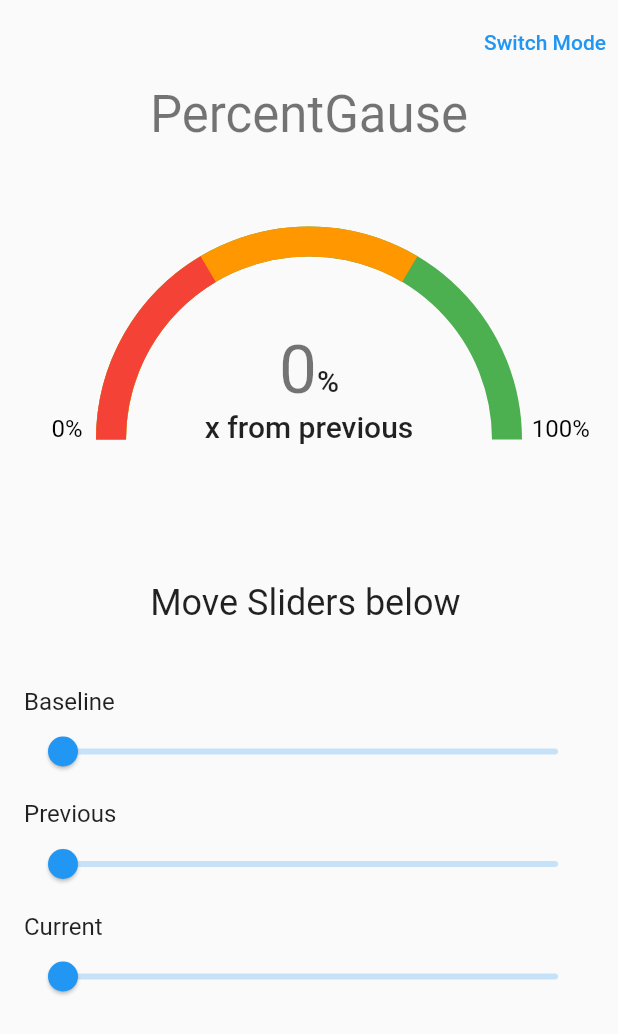
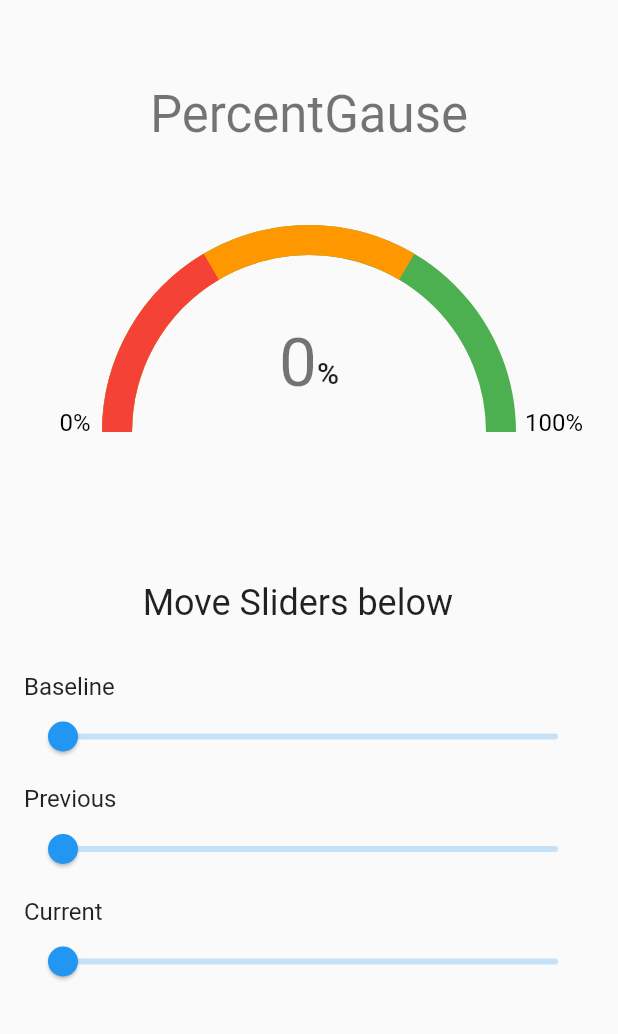
Before and after one commit to casa98/gause-ui, a Flutter app: the screen it shows after launch, on a phone screen of 412 x 824 dp. Shown: the top 1034 px of the screen. Run offline on Flutter 3.47's test engine with Material 2 defaults, Android fonts, the phone set to English and light mode, and no system bars.

Commit message:
Likely final version

```diff
--- a/lib/screens/home_page.dart
+++ b/lib/screens/home_page.dart
@@ -19,6 +19,8 @@ class _HomePageState extends State<HomePage> {
   int baselineValue = 0;
   int currentValue = 0;
   int previousValue = 0;
+  int selectedValue = 0;
+  String selectedLabel = '';
   bool usingTextfields = false;
 
   @override
@@ -46,21 +48,23 @@ class _HomePageState extends State<HomePage> {
           appBar: AppBar(
             backgroundColor: Theme.of(context).scaffoldBackgroundColor,
             elevation: 0.0,
-            actions: [
-              TextButton(
-                onPressed: () {
-                  baselineController.clear();
-                  baselineValue = 0;
-                  previousController.clear();
-                  previousValue = 0;
-                  currentController.clear();
-                  currentValue = 0;
+            // actions: [
+            //   TextButton(
+            //     onPressed: () {
+            //       baselineController.clear();
+            //       baselineValue = 0;
+            //       previousController.clear();
+            //       previousValue = 0;
+            //       currentController.clear();
+            //       currentValue = 0;
+            //       selectedLabel = '';
+            //       selectedValue = 0;
 
-                  setState(() => usingTextfields = !usingTextfields);
-                },
-                child: const Text('Switch Mode'),
-              ),
-            ],
+            //       setState(() => usingTextfields = !usingTextfields);
+            //     },
+            //     child: const Text('Switch Mode'),
+            //   ),
+            // ],
           ),
           body: SingleChildScrollView(
             physics: const BouncingScrollPhysics(),
@@ -74,7 +78,9 @@ class _HomePageState extends State<HomePage> {
                 ),
                 const SizedBox(height: 32.0),
                 CustomGauge(
-                  gaugeSize: 330,
+                  descriptionString: selectedLabel,
+                  descriptionValue: selectedValue.toString(),
+                  gaugeSize: 320,
                   segments: [
                     CustomGaugeSegment('Low', 33, Colors.red),
                     CustomGaugeSegment('Medium', 34, Colors.orange),
@@ -133,6 +139,8 @@ class _HomePageState extends State<HomePage> {
                               value: baselineValue.toDouble(),
                               onChanged: (value) {
                                 setState(() => baselineValue = value.toInt());
+                                selectedValue = value.toInt();
+                                selectedLabel = 'baseline';
                                 baselineController.text =
                                     value.toInt().toString();
                               },
@@ -149,6 +157,8 @@ class _HomePageState extends State<HomePage> {
                               value: previousValue.toDouble(),
                               onChanged: (value) {
                                 setState(() => previousValue = value.toInt());
+                                selectedValue = value.toInt();
+                                selectedLabel = 'previous';
                                 previousController.text =
                                     value.toInt().toString();
                               },
@@ -158,7 +168,19 @@ class _HomePageState extends State<HomePage> {
                             ),
                             const SizedBox(height: 8.0),
                             subtitleWidget(context),
-                            sliderWidget(),
+                            Slider.adaptive(
+                              value: currentValue.toDouble(),
+                              onChanged: (value) {
+                                setState(() => currentValue = value.toInt());
+                                selectedValue = value.toInt();
+                                selectedLabel = 'current';
+                                currentController.text =
+                                    value.toInt().toString();
+                              },
+                              min: 0,
+                              max: 100,
+                              divisions: 100,
+                            ),
                           ],
                         ),
                 ),
@@ -176,17 +198,4 @@ class _HomePageState extends State<HomePage> {
       style: Theme.of(context).textTheme.subtitle1,
     );
   }
-
-  Slider sliderWidget() {
-    return Slider.adaptive(
-      value: currentValue.toDouble(),
-      onChanged: (value) {
-        setState(() => currentValue = value.toInt());
-        currentController.text = value.toInt().toString();
-      },
-      min: 0,
-      max: 100,
-      divisions: 100,
-    );
-  }
 }
--- a/lib/widget/gause_widget.dart
+++ b/lib/widget/gause_widget.dart
@@ -44,7 +44,8 @@ class CustomGauge extends StatefulWidget {
 
   final Color needleColor;
 
-  final Widget? valueWidget;
+  final String descriptionString;
+  final String descriptionValue;
 
   final bool showBaselineMarker;
   final bool showPreviousMarker;
@@ -65,7 +66,8 @@ class CustomGauge extends StatefulWidget {
     this.previousValue,
     this.currentValue,
     this.needleColor = Colors.black,
-    this.valueWidget,
+    required this.descriptionString,
+    required this.descriptionValue,
     this.showBaselineMarker = false,
     this.showPreviousMarker = false,
     this.showCurrentMarker = false,
@@ -153,7 +155,19 @@ class _CustomGaugeState extends State<CustomGauge> {
               size: Size(widget.gaugeSize, widget.gaugeSize),
               painter: GaugeMarkerPainter(
                 '${widget.minValue}%',
-                Offset(widget.gaugeSize * -0.02, widget.gaugeSize * 0.45),
+                Offset(
+                  widget.gaugeSize * -0.02,
+                  ((widget.showBaselineMarker ||
+                              widget.showPreviousMarker ||
+                              widget.showCurrentMarker) &&
+                          (widget.baselineValue! < 4 ||
+                              widget.previousValue! < 4 ||
+                              widget.currentValue! < 4)
+
+                              )
+                      ? widget.gaugeSize * 0.51
+                      : widget.gaugeSize * 0.45,
+                ),
                 const TextStyle(
                   fontSize: 16.0,
                   color: Colors.black,
@@ -165,7 +179,14 @@ class _CustomGaugeState extends State<CustomGauge> {
               size: Size(widget.gaugeSize, widget.gaugeSize),
               painter: GaugeMarkerPainter(
                 '${widget.maxValue}%',
-                Offset(widget.gaugeSize * 0.95, widget.gaugeSize * 0.45),
+                Offset(
+                  widget.gaugeSize * 0.95,
+                  (widget.baselineValue! > 96 ||
+                          widget.previousValue! > 96 ||
+                          widget.currentValue! > 96)
+                      ? widget.gaugeSize * 0.51
+                      : widget.gaugeSize * 0.45,
+                ),
                 const TextStyle(
                   fontSize: 16.0,
                   color: Colors.black,
@@ -182,7 +203,7 @@ class _CustomGaugeState extends State<CustomGauge> {
           if (widget.showCurrentMarker)
             legendWidget(label: 'Current', localValue: localCurrentValue),
           Container(
-            height: 260,
+            height: 250,
             width: widget.gaugeSize,
             alignment: Alignment.center,
             child: Column(
@@ -193,11 +214,10 @@ class _CustomGaugeState extends State<CustomGauge> {
                   mainAxisAlignment: MainAxisAlignment.center,
                   crossAxisAlignment: CrossAxisAlignment.end,
                   children: [
-                    widget.valueWidget ??
-                        Text(
-                          localBaselineValue.toString(),
-                          style: Theme.of(context).textTheme.headline3,
-                        ),
+                    Text(
+                      widget.descriptionValue,
+                      style: Theme.of(context).textTheme.headline3,
+                    ),
                     Column(
                       children: [
                         Text(
@@ -210,7 +230,7 @@ class _CustomGaugeState extends State<CustomGauge> {
                   ],
                 ),
                 Text(
-                  'x from previous',
+                  widget.descriptionString,
                   style: Theme.of(context).textTheme.headline6,
                 ),
               ],
@@ -254,18 +274,48 @@ class _CustomGaugeState extends State<CustomGauge> {
   }
 
   Container legendWidget({required String label, int? localValue}) {
+    math.log(widget.maxValue);
+    math.log(widget.minValue);
+    final angle = (3 * math.pi / 2) +
+        ((localValue! - widget.minValue) /
+            (widget.maxValue - widget.minValue) *
+            math.pi);
     return Container(
       height: widget.gaugeSize,
       width: widget.gaugeSize,
       alignment: Alignment.center,
       child: Transform.rotate(
-        angle: (3 * math.pi / 2) +
-            ((localValue! - widget.minValue) /
-                (widget.maxValue - widget.minValue) *
-                math.pi),
+        angle: angle,
         child: Column(
           children: [
-            Text('$label: $localValue%'),
+            Transform.rotate(
+              angle: math.pi * 2 - angle,
+              child: Transform.translate(
+                offset: const Offset(0, -10),
+                child: Stack(
+                  children: [
+                    Text(
+                      '$label: $localValue%',
+                      style: TextStyle(
+                        fontWeight: FontWeight.bold,
+                        foreground: Paint()
+                          ..style = PaintingStyle.stroke
+                          ..strokeWidth = 2
+                          ..color = Colors.white,
+                        letterSpacing: -0.2,
+                      ),
+                    ),
+                    Text(
+                      '$label: $localValue%',
+                      style: const TextStyle(
+                        fontWeight: FontWeight.bold,
+                        letterSpacing: -0.2,
+                      ),
+                    ),
+                  ],
+                ),
+              ),
+            ),
           ],
         ),
       ),
```
